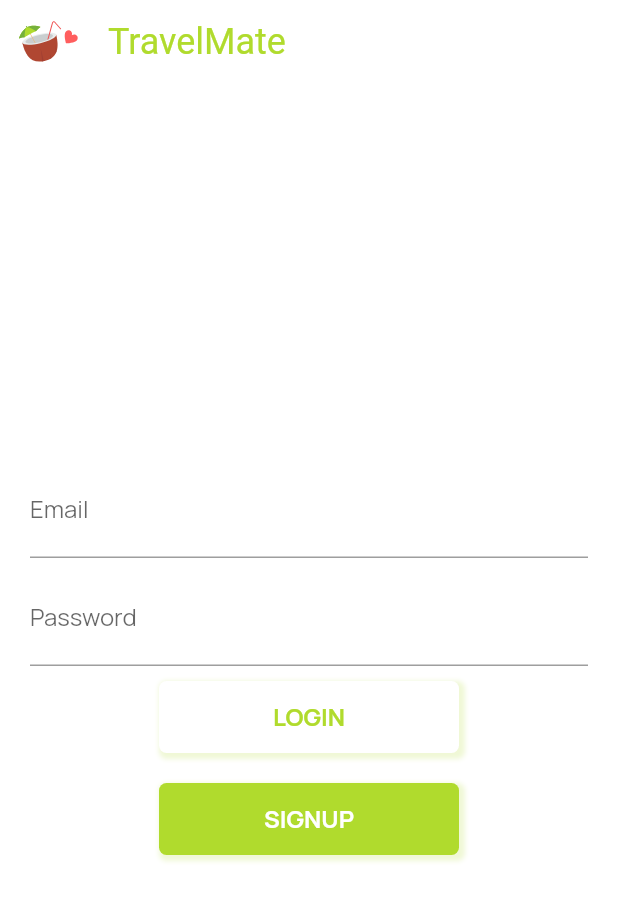
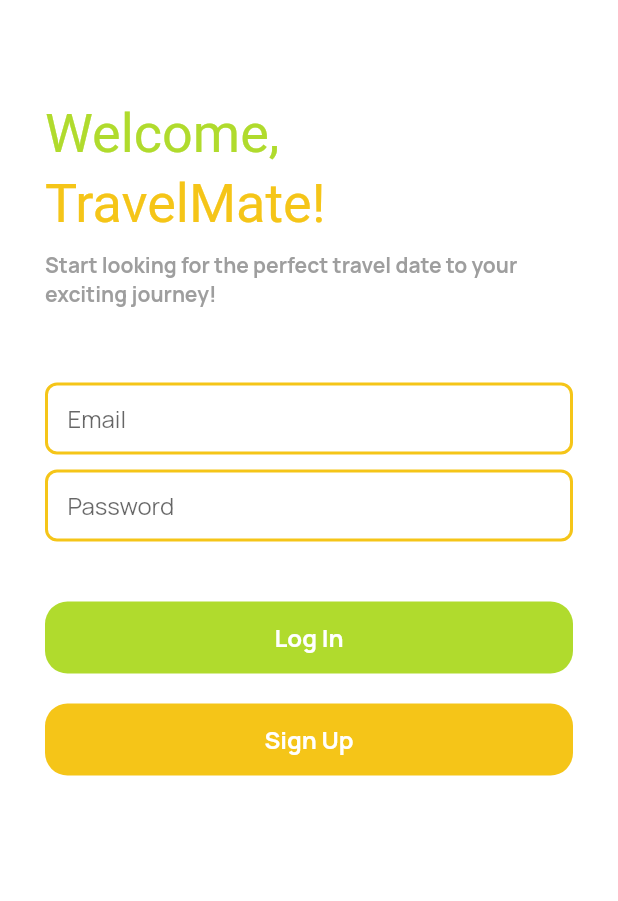
Before and after one commit to asheyacasey/travel-mate, a Flutter app: the screen it shows after launch, on a phone screen of 412 x 824 dp. Shown: the top 901 px of the screen. Run offline on Flutter 3.47's test engine with Material 2 defaults, Android fonts, the phone set to English and light mode, and no system bars; our stand-ins replace bloc, cloud_firestore, equatable, firebase_auth, firebase_core, firebase_storage and 6 more; accounts and stored records are empty.

```diff
--- a/lib/screens/home/home_screen.dart
+++ b/lib/screens/home/home_screen.dart
@@ -213,11 +213,11 @@
                     print('Swiped Left');
                   },
                   child: ChoiceButton(
-                    height: 60,
-                    width: 60,
-                    size: 30,
+                    height: 70,
+                    width: 120,
+                    size: 40,
                     hasGradient: false,
-                    color: Colors.blueGrey,
+                    color: Colors.white,
                     icon: UniconsSolid.times_circle,
                   ),
                 ),
@@ -228,7 +228,7 @@
                     print('Swiped ');
                   },
                   child: PrimaryButton(
-                    width: 70,
+                    width: 120,
                     height: 70,
                     size: 40,
                     hasGradient: true,
@@ -236,14 +236,14 @@
                     icon: UniconsSolid.favorite,
                   ),
                 ),
-                ChoiceButton(
-                  height: 60,
-                  width: 60,
-                  size: 30,
-                  hasGradient: false,
-                  color: Theme.of(context).primaryColor,
-                  icon: UniconsSolid.check_circle,
-                ),
+                // ChoiceButton(
+                //   height: 60,
+                //   width: 60,
+                //   size: 30,
+                //   hasGradient: false,
+                //   color: Theme.of(context).primaryColor,
+                //   icon: UniconsSolid.check_circle,
+                // ),
               ],
             ),
           ),
--- a/lib/screens/login/login_screen.dart
+++ b/lib/screens/login/login_screen.dart
@@ -25,24 +25,62 @@
   @override
   Widget build(BuildContext context) {
     return Scaffold(
-      appBar: CustomAppBar(
-        title: 'TravelMate',
-        hasAction: false,
+      resizeToAvoidBottomInset: false,
+      // appBar: CustomAppBar(
+      //   title: 'TravelMate',
+      //   hasAction: false,
+      // ),
+      body: Column(
+          mainAxisAlignment: MainAxisAlignment.spaceBetween,
+        children: [
+          Padding(
+            padding: const EdgeInsets.symmetric(horizontal: 30.0, vertical: 50.0),
+            child: Column(
+              children: [
+                Column(
+                  crossAxisAlignment: CrossAxisAlignment.start,
+                  children: [
+                    Text('Welcome,',
+                        style: Theme.of(context)
+                            .primaryTextTheme
+                            .headline2!
+                            .copyWith(
+                            height: 1.8,
+                            color: Theme.of(context).primaryColor,
+                            fontSize: 36)),
+                    Text('TravelMate!',
+                        style: Theme.of(context)
+                            .primaryTextTheme
+                            .headline2!
+                            .copyWith(
+                            color: Theme.of(context).primaryColorLight,
+                            fontSize: 36)),
+                    SizedBox(
+                      height: 10,
                     ),
-      body: Padding(
-        padding: const EdgeInsets.all(20.0),
-        child: Column(
-          mainAxisAlignment: MainAxisAlignment.center,
-          children: [
+                    Text(
+                        'Start looking for the perfect travel date to your exciting journey!',
+                        style: Theme.of(context)
+                            .primaryTextTheme
+                            .bodyText1!
+                            .copyWith(
+                            color: Colors.grey,
+                            fontWeight: FontWeight.bold)),
+                    SizedBox(
+                      height: 50,
+                    ),
                     EmailInput(),
                     const SizedBox(height: 10),
                     PasswordInput(),
                     const SizedBox(height: 10),
+                    SizedBox(
+                      height: 30,
+                    ),
                     CustomElevatedButton(
-              text: 'LOGIN',
+                      text: 'Log In',
                       beginColor: Colors.white,
                       endColor: Colors.white,
-              textColor: Theme.of(context).primaryColor,
+                      textColor: Colors.white,
                       onPressed: () {
                         context.read<LoginCubit>().logInWithCredentials();
                       },
@@ -50,8 +88,8 @@
                     SizedBox(
                       height: 20,
                     ),
-            CustomElevatedButton(
-              text: 'SIGNUP',
+                    CustomElevatedButton2(
+                      text: 'Sign Up',
                       beginColor: Theme.of(context).primaryColor,
                       endColor: Theme.of(context).primaryColor,
                       textColor: Colors.white,
@@ -64,6 +102,10 @@
                     ),
                   ],
                 ),
+              ],
+            ),
+          ),
+        ]
       ),
     );
   }
@@ -79,7 +121,19 @@
           onChanged: (email) {
             context.read<LoginCubit>().emailChanged(email);
           },
-          decoration: const InputDecoration(labelText: 'Email'),
+          decoration: InputDecoration(
+            filled: true,
+            fillColor: Colors.white,
+            hintText: 'Email',
+            contentPadding:
+            const EdgeInsets.only(bottom: 5.0, top: 12.5, left: 15.0),
+            focusedBorder: OutlineInputBorder(
+              borderSide: BorderSide(color: Theme.of(context).primaryColorLight),
+            ),
+            enabledBorder: OutlineInputBorder(
+                borderSide: BorderSide(color: Color(0xFFF5C518), width: 2),
+                borderRadius: BorderRadius.circular(8)),
+          ),
         );
       },
     );
@@ -96,7 +150,19 @@
           onChanged: (password) {
             context.read<LoginCubit>().passwordChanged(password);
           },
-          decoration: const InputDecoration(labelText: 'Password'),
+          decoration: InputDecoration(
+            filled: true,
+            fillColor: Colors.white,
+            hintText: 'Password',
+            contentPadding:
+            const EdgeInsets.only(bottom: 5.0, top: 12.5, left: 15.0),
+            focusedBorder: OutlineInputBorder(
+              borderSide: BorderSide(color: Theme.of(context).primaryColorLight),
+            ),
+            enabledBorder: OutlineInputBorder(
+                borderSide: BorderSide(color: Color(0xFFF5C518), width: 2),
+                borderRadius: BorderRadius.circular(8)),
+          ),
           obscureText: true,
         );
       },
--- a/lib/screens/user/user_screen.dart
+++ b/lib/screens/user/user_screen.dart
@@ -57,28 +57,28 @@
                       mainAxisAlignment: MainAxisAlignment.spaceEvenly,
                       children: [
                         ChoiceButton(
-                            width: 80,
-                            size: 30,
-                            height: 80,
-                            color: Colors.blueGrey,
-                            icon:  UniconsSolid.times_circle,
-                            hasGradient: true),
+                          height: 70,
+                          width: 120,
+                          size: 40,
+                          hasGradient: false,
+                          color: Colors.white,
+                          icon: UniconsSolid.times_circle,
+                        ),
                         PrimaryButton(
-                          width: 80,
-                          height: 80,
-                          size: 30,
+                          width: 120,
+                          height: 70,
+                          size: 40,
+                          hasGradient: true,
                           color: Colors.white,
                           icon: UniconsSolid.favorite,
-                          hasGradient: true,
-
                         ),
-                        ChoiceButton(
-                            width: 80,
-                            size: 30,
-                            height: 80,
-                            color: Theme.of(context).primaryColor,
-                            icon:  UniconsSolid.check_circle,
-                            hasGradient: true)
+                        // ChoiceButton(
+                        //     width: 80,
+                        //     size: 30,
+                        //     height: 80,
+                        //     color: Theme.of(context).primaryColor,
+                        //     icon:  UniconsSolid.check_circle,
+                        //     hasGradient: true)
                       ],
                     ),
                   ),
--- a/lib/widgets/choice_button.dart
+++ b/lib/widgets/choice_button.dart
@@ -24,8 +24,9 @@
       width: width,
       height: height,
       decoration: BoxDecoration(
-          shape: BoxShape.circle,
+          shape: BoxShape.rectangle,
           color: Theme.of(context).primaryColor,
+          borderRadius: BorderRadius.circular(8.0),
           boxShadow: [
             BoxShadow(
               color: Colors.grey.withAlpha(50),
@@ -67,8 +68,9 @@
       width: width,
       height: height,
       decoration: BoxDecoration(
-          shape: BoxShape.circle,
-          color: Colors.white,
+          shape: BoxShape.rectangle,
+          color: Colors.redAccent,
+          borderRadius: BorderRadius.circular(8.0),
           boxShadow: [
             BoxShadow(
               color: Colors.grey.withAlpha(50),
--- a/lib/widgets/custom_elevated_button.dart
+++ b/lib/widgets/custom_elevated_button.dart
@@ -9,36 +9,26 @@
 
   const CustomElevatedButton(
       {Key? key,
-      required this.text,
-      required this.beginColor,
-      required this.endColor,
-      required this.textColor,
-      this.onPressed})
+        required this.text,
+        required this.beginColor,
+        required this.endColor,
+        required this.textColor,
+        this.onPressed})
       : super(key: key);
 
   @override
   Widget build(BuildContext context) {
     return DecoratedBox(
       decoration: BoxDecoration(
-        borderRadius: BorderRadius.circular(5),
-        boxShadow: [
-          BoxShadow(
-            color: Theme.of(context).primaryColor.withAlpha(50),
-            spreadRadius: 2,
-            blurRadius: 2,
-            offset: Offset(2, 2),
-          ),
-        ],
-        gradient: LinearGradient(
-          colors: [beginColor, endColor],
-        ),
+        color: Theme.of(context).primaryColor,
+        borderRadius: BorderRadius.circular(15.0),
       ),
       child: ElevatedButton(
         onPressed: onPressed,
         style: ElevatedButton.styleFrom(
           primary: Colors.transparent,
           elevation: 0,
-          fixedSize: const Size(200, 40),
+          // fixedSize: const Size(200, 40),
         ),
         child: Container(
           width: double.infinity,
@@ -56,3 +46,50 @@
     );
   }
 }
+
+class CustomElevatedButton2 extends StatelessWidget {
+  final String text;
+  final Color beginColor;
+  final Color endColor;
+  final Color textColor;
+  final Function()? onPressed;
+
+  const CustomElevatedButton2(
+      {Key? key,
+        required this.text,
+        required this.beginColor,
+        required this.endColor,
+        required this.textColor,
+        this.onPressed})
+      : super(key: key);
+
+  @override
+  Widget build(BuildContext context) {
+    return DecoratedBox(
+      decoration: BoxDecoration(
+        color: Theme.of(context).primaryColorLight,
+        borderRadius: BorderRadius.circular(15.0),
+      ),
+      child: ElevatedButton(
+        onPressed: onPressed,
+        style: ElevatedButton.styleFrom(
+          primary: Colors.transparent,
+          elevation: 0,
+          // fixedSize: const Size(200, 40),
+        ),
+        child: Container(
+          width: double.infinity,
+          child: Center(
+            child: Text(
+              text,
+              style: Theme.of(context)
+                  .textTheme
+                  .headline4!
+                  .copyWith(color: textColor),
+            ),
+          ),
+        ),
+      ),
+    );
+  }
+}
```
Lines whose indentation alone changed are shown as unchanged.
